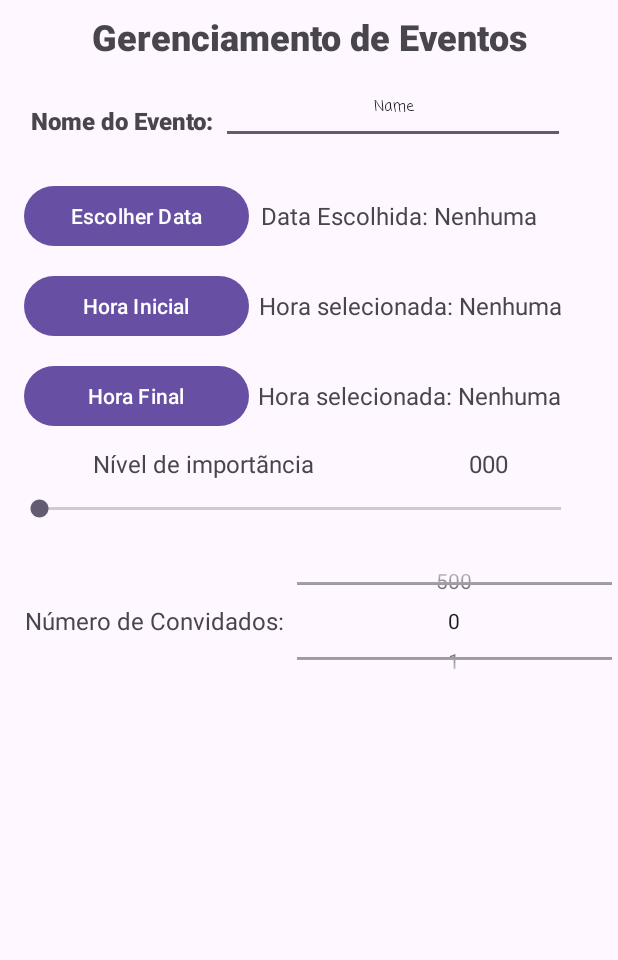
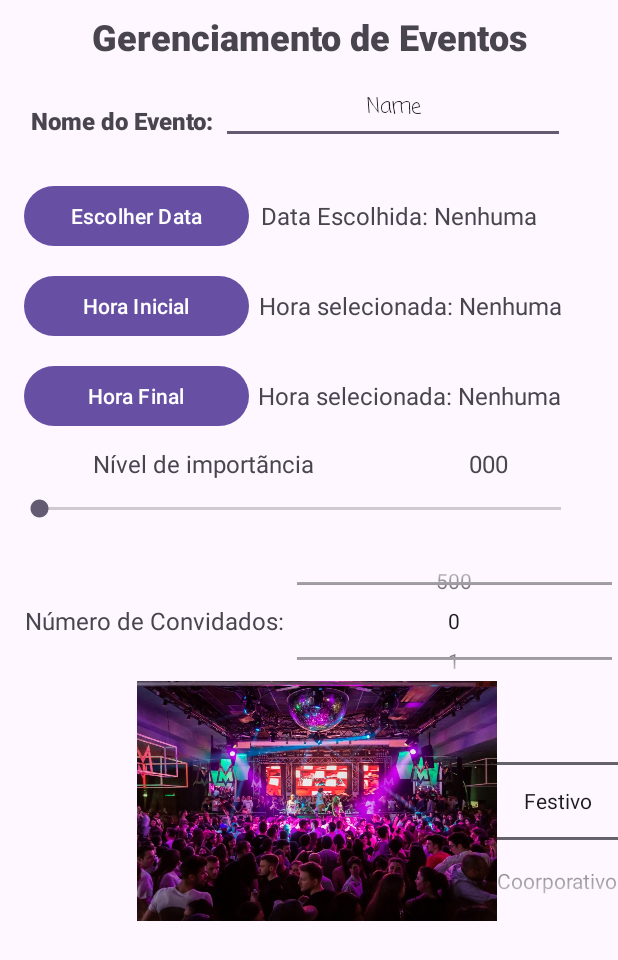
Before and after one commit to BRADDTELES/appEventos, an Android app: the screen it shows after launch (MainActivity), on a phone screen of 412 x 824 dp. Shown: the top 960 px of the screen. Run offline under Robolectric (Android 15) with nearby library versions, the phone set to English and light mode, and no system bars.

Commit message:
ImageView com NumberPicker, finalizado

```diff
--- a/app/src/main/java/com/example/appeventos/MainActivity.java
+++ b/app/src/main/java/com/example/appeventos/MainActivity.java
@@ -7,6 +7,7 @@ import android.view.View;
 import android.widget.Button;
 import android.widget.DatePicker;
 import android.widget.EditText;
+import android.widget.ImageView;
 import android.widget.NumberPicker;
 import android.widget.SeekBar;
 import android.widget.TextView;
@@ -27,8 +28,15 @@ public class MainActivity extends AppCompatActivity {
     Button selecionarHoraFinalButton;
     TextView numeracaoNivelTextView;
     SeekBar numeracaoNivelSeekBar;
+
+    String [] eventos = new String[3];
+    TextView eventoTextView;
+    ImageView eventoImageView;
+    NumberPicker eventoNumberPicker;
+
     TextView convidadoTextView;
     NumberPicker convidadoNumberPicker;
+
 
     @Override
     protected void onCreate(Bundle savedInstanceState) {
@@ -45,6 +53,8 @@ public class MainActivity extends AppCompatActivity {
 
         numeracaoNivelTextView = findViewById(R.id.numeracaoNivelTextView);
         numeracaoNivelSeekBar = findViewById(R.id.numeracaoNivelSeekBar);
+
+
 
         numeracaoNivelSeekBar.setOnSeekBarChangeListener(new SeekBar.OnSeekBarChangeListener() {
             @Override
@@ -83,6 +93,38 @@ public class MainActivity extends AppCompatActivity {
                 convidadoTextView.setText("Número de convidados: \n" + newVal);
             }
         });
+
+        eventoTextView = findViewById(R.id.eventoTextView);
+        eventoImageView = findViewById(R.id.eventoImageView);
+        eventoNumberPicker = findViewById(R.id.eventoNumberPicker);
+
+        eventos[0] = "Festivo";
+        eventos[1] = "Coorporativo";
+        eventos[2] = "Casamento";
+
+        eventoNumberPicker.setDisplayedValues(eventos);
+
+        eventoNumberPicker.setMinValue(0);
+        eventoNumberPicker.setMaxValue(2);
+
+        eventoNumberPicker.setOnValueChangedListener(new NumberPicker.OnValueChangeListener() {
+            @Override
+            public void onValueChange(NumberPicker picker, int oldVal, int newVal) {
+                String eventoSelecionado = eventos[newVal];
+                if (eventoSelecionado.equalsIgnoreCase("Festivo")){
+                    eventoImageView.setImageResource(R.drawable.festivo);
+                    eventoTextView.setText("Festivo");
+                } else {
+                    if (eventoSelecionado.equalsIgnoreCase("Coorporativo")){
+                        eventoImageView.setImageResource(R.drawable.coorporativo);
+                        eventoTextView.setText("Coorporativo");
+                    } else {
+                        eventoImageView.setImageResource(R.drawable.casamento);
+                        eventoTextView.setText("Casamento");
+                    }
+                }
+            }
+        });
     }
 
     public void escolherDataButtonAction(View view){
--- a/app/src/main/res/layout/activity_main.xml
+++ b/app/src/main/res/layout/activity_main.xml
@@ -62,7 +62,7 @@
                 android:inputType="text"
                 android:minHeight="48dp"
                 android:text="Name"
-                android:textSize="10sp" />
+                android:textSize="14sp" />
         </LinearLayout>
     </LinearLayout>
 
@@ -227,4 +227,42 @@
         </LinearLayout>
     </LinearLayout>
 
+    <LinearLayout
+        android:layout_width="match_parent"
+        android:layout_height="160dp"
+        android:orientation="vertical"
+        app:layout_constraintTop_toBottomOf="@+id/linearLayout4">
+
+        <LinearLayout
+            android:layout_width="match_parent"
+            android:layout_height="match_parent"
+            android:orientation="horizontal">
+
+            <TextView
+                android:id="@+id/eventoTextView"
+                android:layout_width="wrap_content"
+                android:layout_height="wrap_content"
+                android:layout_weight="1"
+                android:layout_gravity="center" />
+
+            <ImageView
+                android:id="@+id/eventoImageView"
+                android:layout_width="150dp"
+                android:layout_height="wrap_content"
+                android:layout_gravity="center"
+                android:layout_weight="1"
+                app:srcCompat="@drawable/festivo" />
+
+            <NumberPicker
+                android:id="@+id/eventoNumberPicker"
+                android:layout_width="wrap_content"
+                android:layout_height="wrap_content"
+                android:layout_gravity="center"
+                android:gravity="center">
+
+            </NumberPicker>
+        </LinearLayout>
+    </LinearLayout>
+
+
 </androidx.constraintlayout.widget.ConstraintLayout>
--- a/app/src/main/res/values/strings.xml
+++ b/app/src/main/res/values/strings.xml
@@ -11,4 +11,5 @@
     <string name="text_view_nivel">Nível de importãncia</string>
     <string name="text_view_000">000</string>
     <string name="text_view_convidados">Número de Convidados:</string>
+
 </resources>
```
Also changed, not shown: app/src/main/res/drawable/casamento.jpg (added), app/src/main/res/drawable/coorporativo.png (added), app/src/main/res/drawable/festivo.jpg (added).
